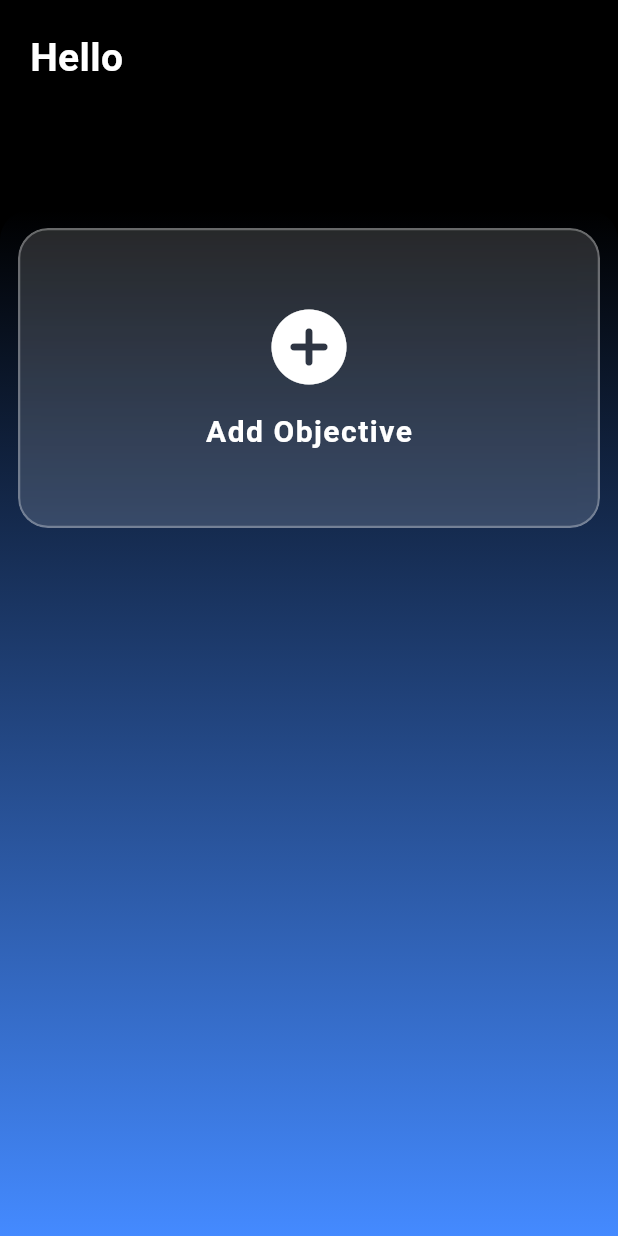
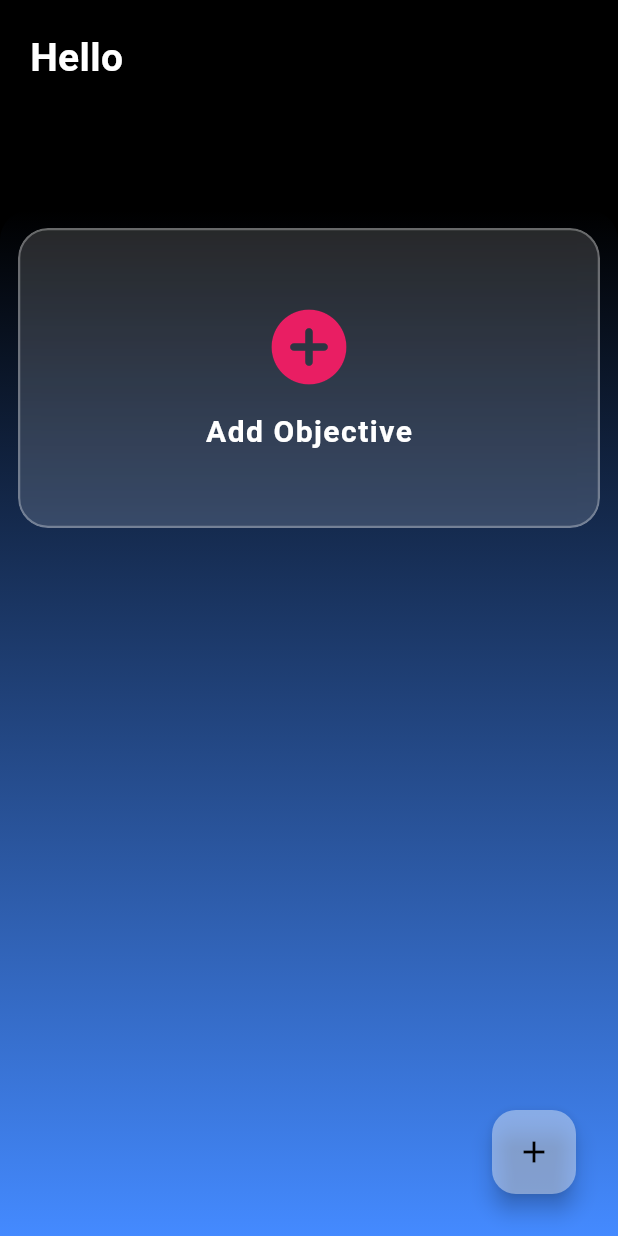
Before and after one commit to MridulSharma2552007/koru-, a Flutter app: the Home screen opened directly, on a phone screen of 412 x 824 dp. Run offline on Flutter 3.47's test engine with Material 3 defaults, Android fonts, the phone set to English and light mode, and no system bars; our stand-ins replace curved_navigation_bar, shared_preferences; accounts and stored records are empty.

Commit message:
task button added

```diff
--- a/lib/appscreens/home.dart
+++ b/lib/appscreens/home.dart
@@ -48,6 +48,14 @@ class _HomeState extends State<Home> {
             ),
           );
         },
+      ),
+      floatingActionButton: Padding(
+        padding: const EdgeInsets.all(12),
+        child: FloatingActionButton(
+          onPressed: () {},
+          backgroundColor: Colors.white.withValues(alpha: 0.4),
+          child: Icon(Icons.add, color: Colors.black),
+        ),
       ),
     );
   }
--- a/lib/widgets/contaners_withobjective.dart
+++ b/lib/widgets/contaners_withobjective.dart
@@ -34,7 +34,7 @@ class ContanersWithobjective extends StatelessWidget {
               child: Column(
                 mainAxisAlignment: MainAxisAlignment.center,
                 children: const [
-                  Icon(Icons.add_circle_rounded, size: 60, color: Colors.white),
+                  Icon(Icons.add_circle_rounded, size: 60, color: Colors.pink),
                   SizedBox(height: 12),
                   Text(
                     "Add Objective",
```
